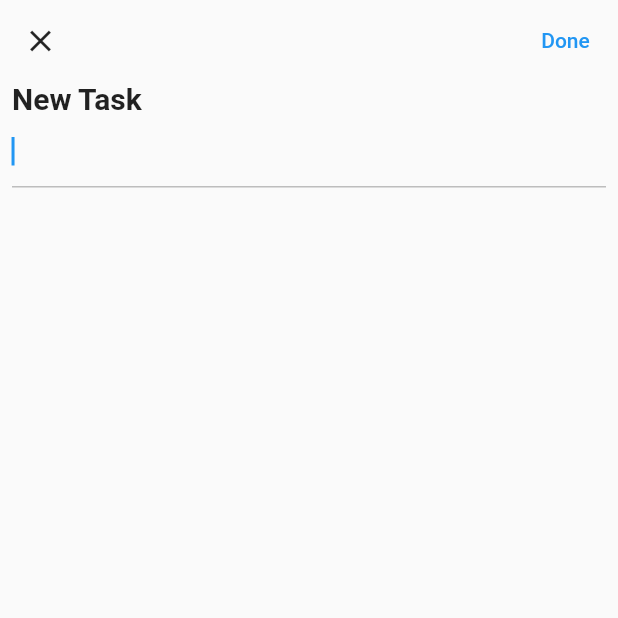
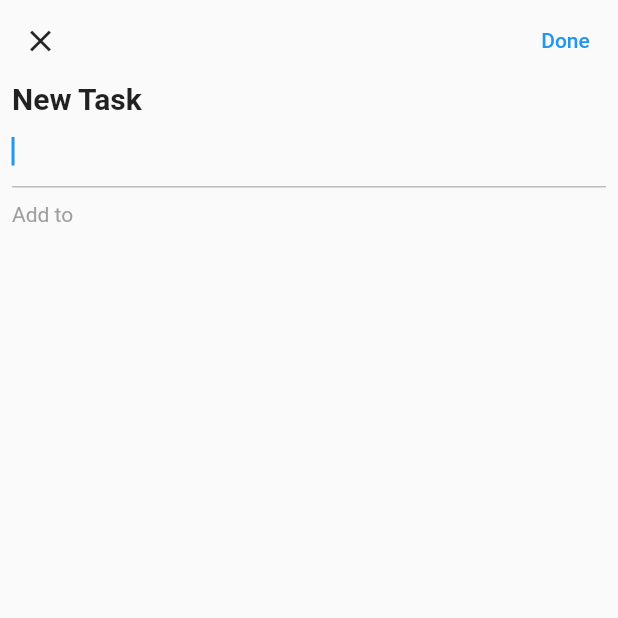
Before and after one commit to SpaceTexs/Todo-List-Flutter, a Flutter app: the AddDialog screen opened directly, on a phone screen of 412 x 824 dp, the top half of it. Run offline on Flutter 3.47's test engine with Material 2 defaults, Android fonts, the phone set to English and light mode, and no system bars; our stand-ins replace dotted_border, equatable, flutter_easyloading, get, get_storage, step_progress_indicator; accounts and stored records are empty.

Commit message:
This part is created where we insert new tasks and select which one we will save with the check

```diff
--- a/lib/app/modules/home/widgets/add_dialog.dart
+++ b/lib/app/modules/home/widgets/add_dialog.dart
@@ -1,5 +1,6 @@
 import 'package:flutter/material.dart';
 import 'package:get/get.dart';
+import 'package:todo_list_flutter/app/core/utils/extensions.dart';
 import 'package:todo_list_flutter/app/modules/home/widgets/controller.dart';
 
 class AddDialog extends StatelessWidget {
@@ -66,6 +67,60 @@ class AddDialog extends StatelessWidget {
                 },
               ),
             ),
+            Padding(
+              padding: const EdgeInsets.only(
+                left: 8.0,
+                top: 10.0,
+                right: 8.0,
+                bottom: 8.0,
+              ),
+              child: Text(
+                'Add to',
+                style: TextStyle(
+                  fontSize: 14.0,
+                  color: Colors.grey,
+                ),
+              ),
+            ),
+            ...homeCtrl.tasks
+                .map(
+                  (element) => Obx(
+                    () => InkWell(
+                      onTap: () => homeCtrl.changeTask(element),
+                      child: Padding(
+                        padding: const EdgeInsets.symmetric(
+                          vertical: 8.0,
+                          horizontal: 8.0,
+                        ),
+                        child: Row(
+                          children: [
+                            Icon(
+                              IconData(element.icon,
+                                  fontFamily: 'MaterialIcons'),
+                              color: HexColor.fromHex(element.color),
+                            ),
+                            SizedBox(
+                              width: 8.0,
+                            ),
+                            Text(
+                              element.title,
+                              style: TextStyle(
+                                fontSize: 12.0,
+                                fontWeight: FontWeight.bold,
+                              ),
+                            ),
+                            if (homeCtrl.task.value == element)
+                              Icon(
+                                Icons.check,
+                                color: Colors.blue,
+                              )
+                          ],
+                        ),
+                      ),
+                    ),
+                  ),
+                )
+                .toList(),
           ],
         ),
       ),
--- a/lib/app/modules/home/widgets/controller.dart
+++ b/lib/app/modules/home/widgets/controller.dart
@@ -13,6 +13,7 @@ class HomeController extends GetxController {
   final chipIndex = 0.obs;
   final deleting = false.obs;
   final tasks = <Task>[].obs;
+  final task = Rx<Task?>(null);
 
   @override
   void onInit() {
@@ -35,6 +36,10 @@ class HomeController extends GetxController {
     deleting.value = value;
   }
 
+  void changeTask(Task? select) {
+    task.value = select;
+  }
+
   bool addTask(Task task) {
     if (tasks.contains(task)) {
       return false;
```
